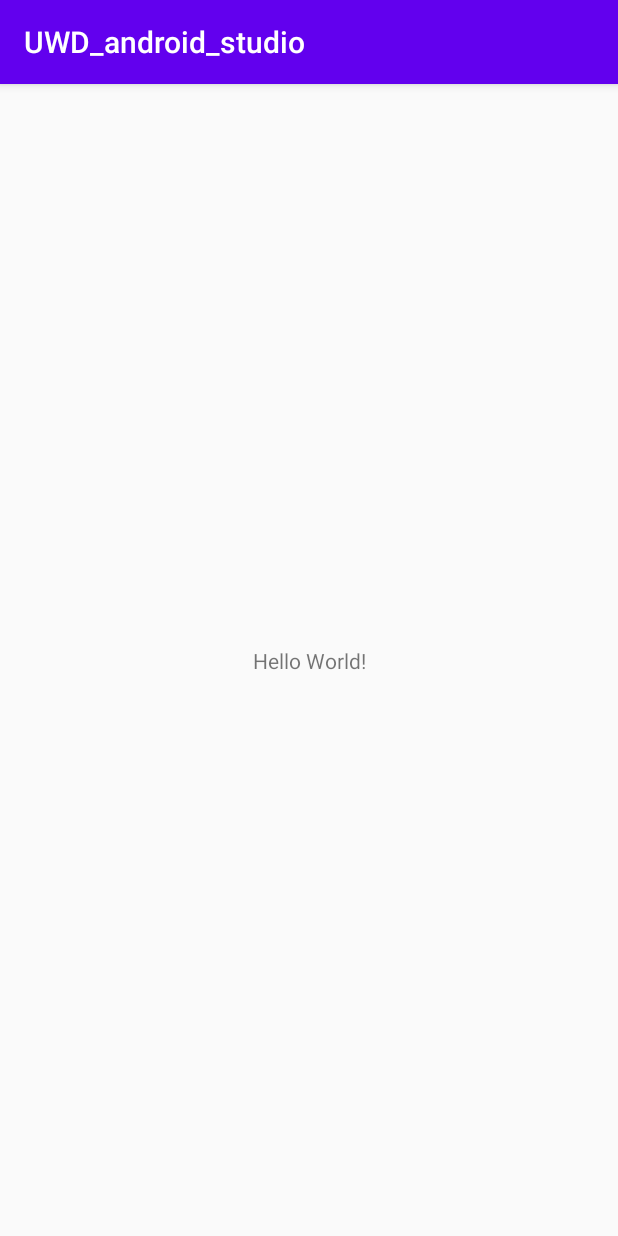
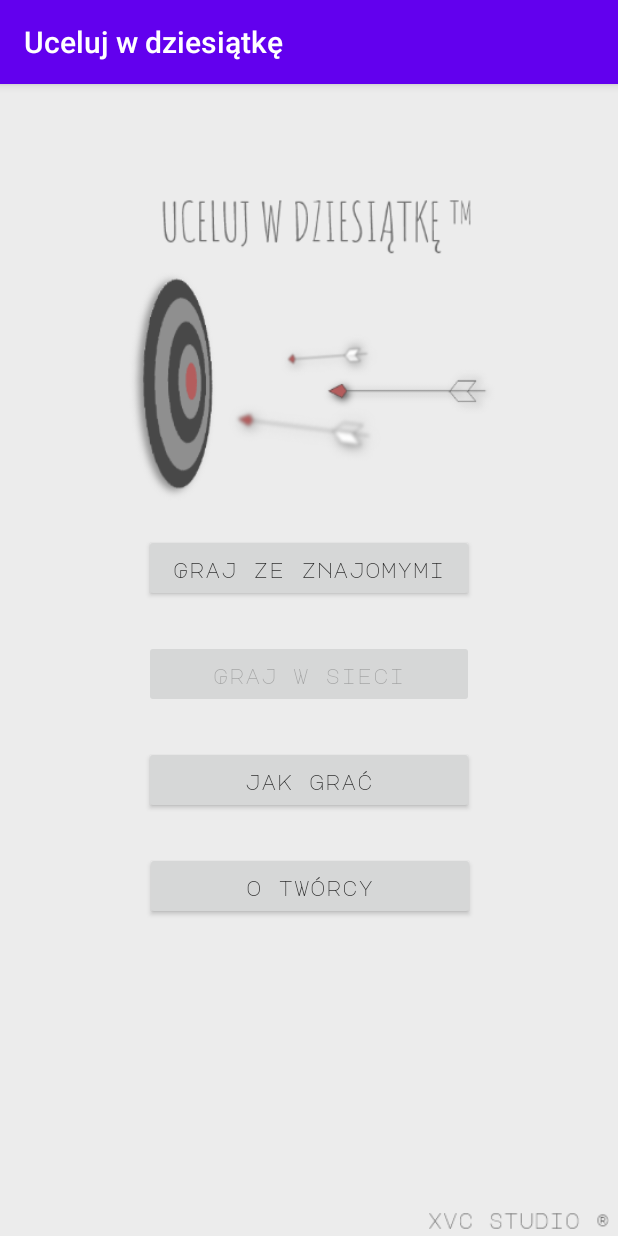
Before and after one commit to creativecbr/UWD_android_studio, an Android app: the screen it shows after launch (MainActivity), on a phone screen of 412 x 824 dp. Run offline under Robolectric (Android 15) with nearby library versions, the phone set to English and light mode, and no system bars.

Commit message:
Feature-1: Main menu
Added:
-Main menu logic
-Design from AdobeXD project
-About author activity based on fragments
-How to Play activity based on fragments
-Back buttons in fragments

Modified:
-Value files: dimens, strings, styles

```diff
--- /dev/null
+++ b/app/src/main/java/lesniewski/pawel/uwd_android_studio/GameMainMenu.kt
@@ -0,0 +1,36 @@
+package lesniewski.pawel.uwd_android_studio
+
+
+import android.os.Bundle
+import android.view.LayoutInflater
+import android.view.View
+import android.view.ViewGroup
+import android.widget.Button
+import androidx.fragment.app.Fragment
+import kotlinx.android.synthetic.main.fragment_game_main_menu.*
+
+
+class GameMainMenu : Fragment(), IFragmentChanger {
+
+
+    override fun onCreateView(
+        inflater: LayoutInflater,
+        container: ViewGroup?,
+        savedInstanceState: Bundle?
+    ): View?{
+        val v = inflater.inflate(R.layout.fragment_game_main_menu, container, false)
+
+        var btn = v.findViewById<View>(R.id.button4) as Button
+        btn.setOnClickListener{
+            ChangeFragment(activity!!.supportFragmentManager, R.id.fragmentMenu, GameAboutAuthor())
+        }
+
+        btn = v.findViewById<View>(R.id.button3) as Button
+        btn.setOnClickListener{
+            ChangeFragment(activity!!.supportFragmentManager, R.id.fragmentMenu, GameHowToPlay())
+        }
+
+        return v
+    }
+
+}
--- a/app/src/main/java/lesniewski/pawel/uwd_android_studio/MainActivity.kt
+++ b/app/src/main/java/lesniewski/pawel/uwd_android_studio/MainActivity.kt
@@ -2,10 +2,28 @@ package lesniewski.pawel.uwd_android_studio
 
 import androidx.appcompat.app.AppCompatActivity
 import android.os.Bundle
+import androidx.fragment.app.Fragment
+import androidx.fragment.app.FragmentManager
 
-class MainActivity : AppCompatActivity() {
+class MainActivity : AppCompatActivity(), IFragmentChanger {
     override fun onCreate(savedInstanceState: Bundle?) {
         super.onCreate(savedInstanceState)
         setContentView(R.layout.activity_main)
+        ChangeFragment(supportFragmentManager, R.id.fragmentMenu, GameMainMenu())
+
+    }
+
+
+
+}
+
+interface IFragmentChanger{
+
+    fun ChangeFragment(fragmentManager: FragmentManager, fragment: Int, secondFragment: Fragment) {
+
+        val fragmentTransaction = fragmentManager.beginTransaction()
+        fragmentTransaction.replace(fragment, secondFragment)
+        fragmentTransaction.addToBackStack(null)
+        fragmentTransaction.commit()
     }
 }
--- a/app/src/main/res/layout/activity_main.xml
+++ b/app/src/main/res/layout/activity_main.xml
@@ -4,15 +4,28 @@
     xmlns:tools="http://schemas.android.com/tools"
     android:layout_width="match_parent"
     android:layout_height="match_parent"
+    android:background="@drawable/background"
     tools:context=".MainActivity">
 
-    <TextView
-        android:layout_width="wrap_content"
-        android:layout_height="wrap_content"
-        android:text="Hello World!"
-        app:layout_constraintBottom_toBottomOf="parent"
-        app:layout_constraintLeft_toLeftOf="parent"
-        app:layout_constraintRight_toRightOf="parent"
+
+    <Space
+        android:id="@+id/space"
+        android:layout_width="match_parent"
+        android:layout_height="@dimen/logoTopMargin"
+        app:layout_constraintEnd_toEndOf="parent"
+        app:layout_constraintStart_toStartOf="parent"
         app:layout_constraintTop_toTopOf="parent" />
 
+    <FrameLayout
+        android:id="@+id/fragmentMenu"
+        android:name="lesniewski.pawel.uwd_android_studio.GameMainMenu"
+        android:layout_width="0dp"
+        android:layout_height="0dp"
+        app:layout_constraintBottom_toBottomOf="parent"
+        app:layout_constraintEnd_toEndOf="parent"
+        app:layout_constraintHorizontal_bias="0.0"
+        app:layout_constraintStart_toStartOf="parent"
+        app:layout_constraintTop_toBottomOf="@+id/space"
+        app:layout_constraintVertical_bias="0.0"/>
+
 </androidx.constraintlayout.widget.ConstraintLayout>
--- /dev/null
+++ b/app/src/main/res/layout/fragment_game_main_menu.xml
@@ -0,0 +1,59 @@
+<?xml version="1.0" encoding="utf-8"?>
+<androidx.constraintlayout.widget.ConstraintLayout xmlns:android="http://schemas.android.com/apk/res/android"
+    xmlns:app="http://schemas.android.com/apk/res-auto"
+    xmlns:tools="http://schemas.android.com/tools"
+    android:layout_width="match_parent"
+    android:layout_height="match_parent"
+    tools:context=".GameMainMenu">
+
+
+    <Button
+        android:id="@+id/button1"
+        android:layout_width="@dimen/buttonWidth"
+        android:layout_height="@dimen/buttonHeight"
+        android:fontFamily="@font/major_regular"
+        android:text="@string/friendsGame"
+        android:textAppearance="@style/TextAppearance.AppCompat.Body2"
+        app:layout_constraintEnd_toEndOf="parent"
+        app:layout_constraintStart_toStartOf="parent"
+        app:layout_constraintTop_toTopOf="parent" />
+
+    <Button
+        android:id="@+id/button2"
+        android:layout_width="@dimen/buttonWidth"
+        android:layout_height="@dimen/buttonHeight"
+        android:layout_marginTop="@dimen/menuButtonsMargin"
+        android:enabled="false"
+        android:fontFamily="@font/major_regular"
+        android:text="@string/networkGame"
+        android:textAppearance="@style/TextAppearance.AppCompat.Body2"
+        app:layout_constraintEnd_toEndOf="parent"
+        app:layout_constraintStart_toStartOf="parent"
+        app:layout_constraintTop_toBottomOf="@+id/button1" />
+
+    <Button
+        android:id="@+id/button3"
+        android:layout_width="@dimen/buttonWidth"
+        android:layout_height="@dimen/buttonHeight"
+        android:layout_marginTop="@dimen/menuButtonsMargin"
+        android:fontFamily="@font/major_regular"
+        android:text="@string/howToPlay"
+        android:textAppearance="@style/TextAppearance.AppCompat.Body2"
+        app:layout_constraintEnd_toEndOf="parent"
+        app:layout_constraintStart_toStartOf="parent"
+        app:layout_constraintTop_toBottomOf="@+id/button2" />
+
+    <Button
+        android:id="@+id/button4"
+        android:layout_width="@dimen/buttonWidth"
+        android:layout_height="@dimen/buttonHeight"
+        android:layout_marginTop="@dimen/menuButtonsMargin"
+        android:fontFamily="@font/major_regular"
+        android:text="@string/aboutAuthor"
+        android:textAppearance="@style/TextAppearance.AppCompat.Body2"
+        app:layout_constraintEnd_toEndOf="parent"
+        app:layout_constraintHorizontal_bias="0.502"
+        app:layout_constraintStart_toStartOf="parent"
+        app:layout_constraintTop_toBottomOf="@+id/button3" />
+
+</androidx.constraintlayout.widget.ConstraintLayout>
--- /dev/null
+++ b/app/src/main/res/values/dimens.xml
@@ -0,0 +1,8 @@
+<?xml version="1.0" encoding="utf-8"?>
+<resources>
+    <dimen name="menuButtonMargin">20dp</dimen>
+    <dimen name="buttonWidth">220dp</dimen>
+    <dimen name="buttonHeight">45dp</dimen>
+    <dimen name="logoTopMargin">300dp</dimen>
+    <dimen name="menuButtonsMargin">25dp</dimen>
+</resources>
--- a/app/src/main/res/values/strings.xml
+++ b/app/src/main/res/values/strings.xml
@@ -1,3 +1,10 @@
 <resources>
-    <string name="app_name">UWD_android_studio</string>
+    <string name="app_name">Uceluj w dziesiątkę</string>
+    <string name="friendsGame">Graj ze znajomymi</string>
+    <string name="networkGame">Graj w sieci</string>
+    <string name="aboutAuthor">o twórcy</string>
+    <string name="howToPlay">jak grać</string>
+    <string name="lorem">Lorem ipsum dolor sit amet, consectetur adipiscing elit. Morbi ut ipsum sodales, vehicula turpis in, vestibulum mi. Mauris diam ex, pharetra bibendum odio sed, pellentesque tempus orci. Ut pharetra lorem a malesuada congue. Proin odio lacus, pharetra vitae pulvinar at, consectetur malesuada sapien. Curabitur a ipsum nec erat varius facilisis eu quis augue. Nulla quis justo et elit finibus consectetur a eget ipsum. Suspendisse tincidunt sem eros, fermentum congue nisl egestas non. Morbi facilisis lectus orci, ut tempor sem maximus aliquet. </string>
+
+    <string name="backButton">wróć</string>
 </resources>
--- a/app/src/main/res/values/styles.xml
+++ b/app/src/main/res/values/styles.xml
@@ -5,6 +5,7 @@
         <item name="colorPrimary">@color/colorPrimary</item>
         <item name="colorPrimaryDark">@color/colorPrimaryDark</item>
         <item name="colorAccent">@color/colorAccent</item>
+
     </style>
 
 </resources>
```
Also changed, not shown: app/src/main/java/lesniewski/pawel/uwd_android_studio/GameAboutAuthor.kt (added, +34 -0 lines), app/src/main/java/lesniewski/pawel/uwd_android_studio/GameHowToPlay.kt (added, +33 -0 lines), app/src/main/res/drawable-v24/shadow.xml (added, +23 -0 lines), app/src/main/res/drawable/shadow.xml (added, +23 -0 lines), app/src/main/res/layout/fragment_game_about_author.xml (added, +31 -0 lines), app/src/main/res/layout/fragment_game_how_to_play.xml (added, +31 -0 lines), app/src/main/res/drawable-hdpi/background.png (added), app/src/main/res/drawable-ldpi/background.png (added), app/src/main/res/drawable-mdpi/background.png (added), app/src/main/res/drawable-xhdpi/background.png (added), app/src/main/res/drawable-xxhdpi/background.png (added), app/src/main/res/drawable-xxxhdpi/background.png (added), app/src/main/res/font/major_regular.ttf (added).
